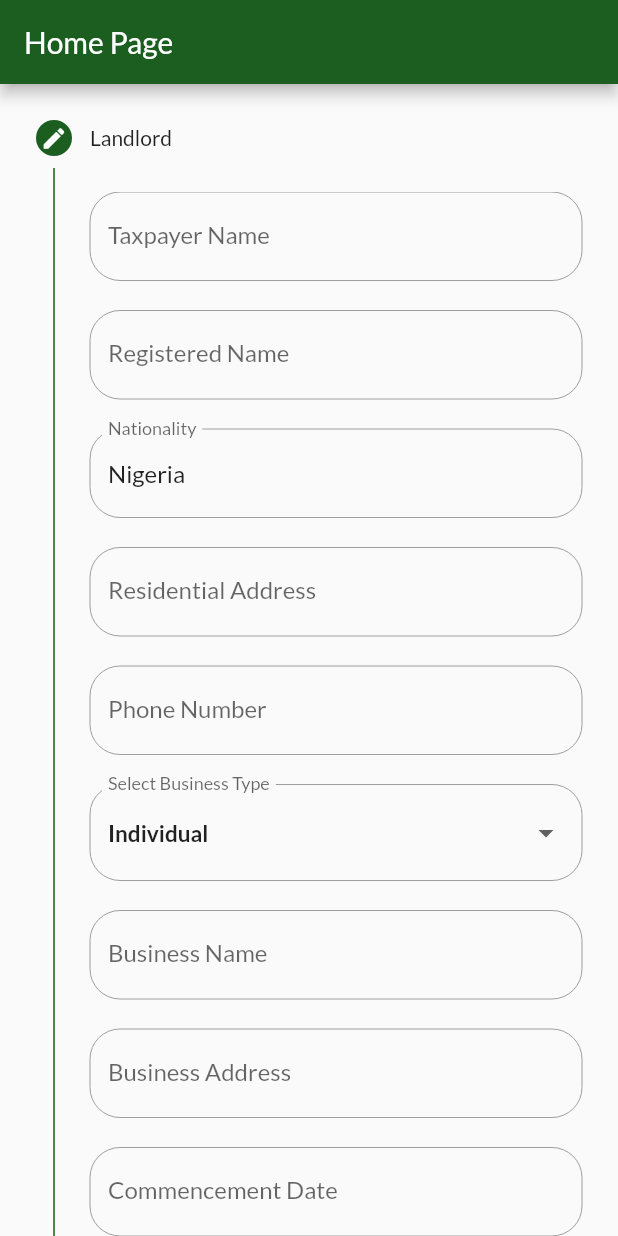
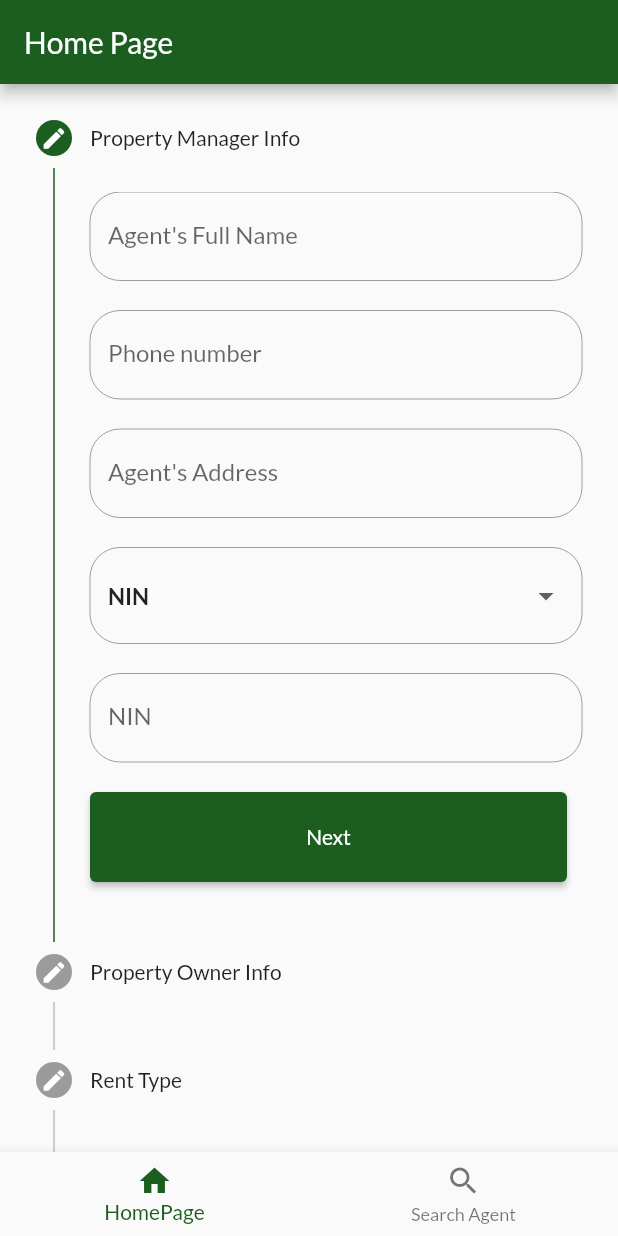
Before and after one commit to AbdulsalamAbdulrahman/enum_app, a Flutter app: the screen it shows after launch, on a phone screen of 412 x 824 dp. Run offline on Flutter 3.47's test engine with Material 2 defaults, Android fonts, the phone set to English and light mode, and no system bars; our stand-ins replace connectivity_plus, easy_splash_screen, geolocator, google_fonts.

Commit message:
added bottom nav bar and search

```diff
--- a/lib/homepage.dart
+++ b/lib/homepage.dart
@@ -51,6 +51,7 @@ class _HomePageState extends State<HomePage> {
   String dropdownHouses = 'House Type';
   String identification = 'NIN';
   String agidentification = 'NIN';
+  String areaofficedropdown = 'Select Area Office';
 
   late bool error, sending, success;
   late String msg;
@@ -124,7 +125,7 @@ class _HomePageState extends State<HomePage> {
 
   getLocation() async {
     position = await Geolocator.getCurrentPosition(
-        forceAndroidLocationManager: true,
+        // forceAndroidLocationManager: true,
         desiredAccuracy: LocationAccuracy.high);
     // print(position.longitude); //Output: 80.24599079
     // print(position.latitude); //Output: 29.6593457
@@ -331,16 +332,25 @@ class _HomePageState extends State<HomePage> {
 
   List<Step> stepList() => [
         Step(
-          state: activeStepIndex <= 0 ? StepState.editing : StepState.complete,
-          isActive: activeStepIndex >= 0,
-          title: const Text('Landlord'),
+            state:
+                activeStepIndex <= 0 ? StepState.editing : StepState.complete,
+            isActive: activeStepIndex >= 0,
+            title: const Text('Property Manager Info'),
+            content: Column(
+              crossAxisAlignment: CrossAxisAlignment.start,
+              children: [_form1()],
+            )),
+        Step(
+          state: activeStepIndex <= 1 ? StepState.editing : StepState.complete,
+          isActive: activeStepIndex >= 1,
+          title: const Text('Property Owner Info'),
           content: Column(
             children: [_form()],
           ),
         ),
         Step(
-          state: activeStepIndex <= 1 ? StepState.editing : StepState.complete,
-          isActive: activeStepIndex >= 1,
+          state: activeStepIndex <= 2 ? StepState.editing : StepState.complete,
+          isActive: activeStepIndex >= 2,
           title: const Text('Rent Type'),
           content: (rentType == "Plaza")
               ? _form2()
@@ -354,15 +364,6 @@ class _HomePageState extends State<HomePage> {
                   //                 ? _formRent()
                   : Container(),
         ),
-        Step(
-            state:
-                activeStepIndex <= 2 ? StepState.editing : StepState.complete,
-            isActive: activeStepIndex >= 2,
-            title: const Text('Agent'),
-            content: Column(
-              crossAxisAlignment: CrossAxisAlignment.start,
-              children: [_form1()],
-            )),
         Step(
             state: StepState.complete,
             isActive: activeStepIndex >= 3,
@@ -410,9 +411,9 @@ class _HomePageState extends State<HomePage> {
   @override
   Widget build(BuildContext context) {
     return Scaffold(
-      appBar: AppBar(
-        title: const Text('Home Page'),
-      ),
+      // appBar: AppBar(
+      //   title: const Text('Home Page'),
+      // ),
       body: Stepper(
         type: StepperType.vertical,
         currentStep: activeStepIndex,
@@ -580,7 +581,7 @@ class _HomePageState extends State<HomePage> {
           const SizedBox(
             height: 20,
           ),
-          textField(areaoffice, "Area Office", TextInputType.text),
+          dropDownAreaOffice(),
           const SizedBox(
             height: 20,
           ),
@@ -960,6 +961,56 @@ class _HomePageState extends State<HomePage> {
     );
   }
 
+  Widget dropDownAreaOffice() {
+    return DropdownButtonFormField<String>(
+      // validator: validateD,
+      decoration: const InputDecoration(
+          enabledBorder: OutlineInputBorder(
+            borderRadius: BorderRadius.all(Radius.circular(20.0)),
+            borderSide: BorderSide(color: Colors.grey, width: 0.0),
+          ),
+          border: OutlineInputBorder()),
+      value: areaofficedropdown,
+      onChanged: (String? newValue) {
+        setState(() {
+          areaofficedropdown = newValue!;
+        });
+      },
+      items: <String>[
+        'Select Area Office',
+        'Headquarter',
+        'Doka West',
+        'Doka East',
+        'Kakuri West',
+        'Kakuri East',
+        'Kawo',
+        'Tudun Wada',
+        'Sabon Tasha',
+        'Rigasa',
+        'Zaria',
+        'Samaru',
+        'Kafanchan',
+        'Kachia',
+        'Zonkwa',
+        'Turumku',
+        'Makarfi',
+        'Saminaka',
+        'Kaura',
+        'Soba',
+        'Kauru',
+        'Ikara',
+      ].map<DropdownMenuItem<String>>((String value) {
+        return DropdownMenuItem<String>(
+          value: value,
+          child: Text(
+            value,
+            style: const TextStyle(fontWeight: FontWeight.bold, fontSize: 15),
+          ),
+        );
+      }).toList(),
+    );
+  }
+
   Future<dynamic> showMessage(String msg) async {
     showDialog(
       context: context,
--- a/lib/main.dart
+++ b/lib/main.dart
@@ -1,7 +1,9 @@
+import 'package:enum_app/homepage.dart';
+// import 'package:enum_app/login.dart';
+import 'package:enum_app/search.dart';
 import 'package:flutter/material.dart';
 import 'package:flutter/services.dart';
 import 'package:google_fonts/google_fonts.dart';
-import 'package:enum_app/splash_page.dart';
 
 void main() {
   // add these lines
@@ -26,7 +28,47 @@ class MyApp extends StatelessWidget {
           Theme.of(context).textTheme,
         ),
       ),
-      home: const SplashPage(),
+      home: const MyHomePage(),
+    );
+  }
+}
+
+class MyHomePage extends StatefulWidget {
+  const MyHomePage({Key? key}) : super(key: key);
+
+  @override
+  State<MyHomePage> createState() => _MyHomePageState();
+}
+
+class _MyHomePageState extends State<MyHomePage> {
+  int _selectedScreenIndex = 0;
+  final List _screens = [
+    {"screen": const HomePage(), "title": "Home Page"},
+    {"screen": const Search(), "title": "Search Agent"}
+  ];
+
+  void _selectScreen(int index) {
+    setState(() {
+      _selectedScreenIndex = index;
+    });
+  }
+
+  @override
+  Widget build(BuildContext context) {
+    return Scaffold(
+      appBar: AppBar(
+        title: Text(_screens[_selectedScreenIndex]["title"]),
+      ),
+      body: _screens[_selectedScreenIndex]["screen"],
+      bottomNavigationBar: BottomNavigationBar(
+        currentIndex: _selectedScreenIndex,
+        onTap: _selectScreen,
+        items: const [
+          BottomNavigationBarItem(icon: Icon(Icons.home), label: 'HomePage'),
+          BottomNavigationBarItem(
+              icon: Icon(Icons.search), label: "Search Agent")
+        ],
+      ),
     );
   }
 }
```
Also changed, not shown: lib/login.dart (+2 -6 lines), lib/search.dart (added, +104 -0 lines).
